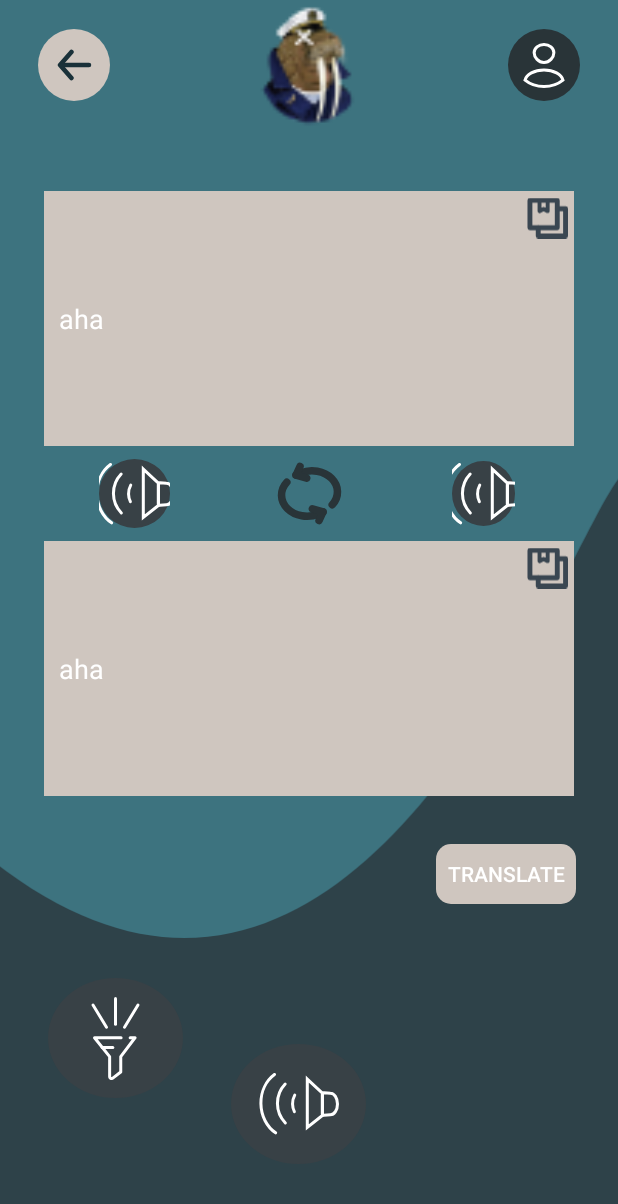
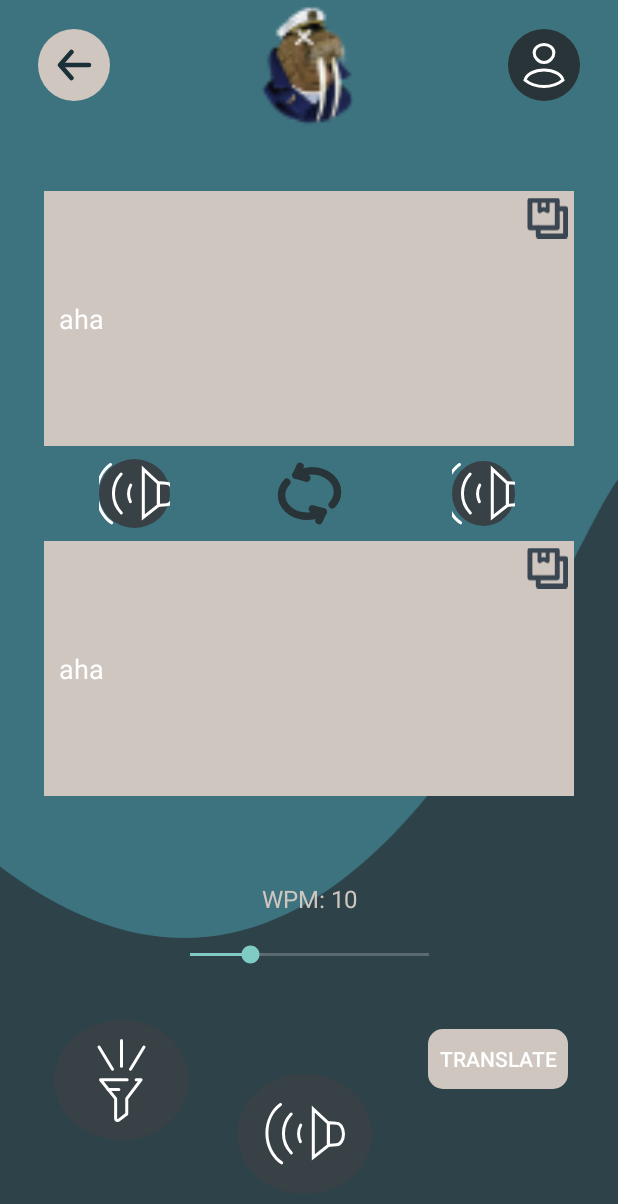
Before and after one commit to Blanccov/morslownik, an Android app built with Jetpack Compose: the TranslatorActivity screen opened directly, with no data from a screen before it, on a phone screen of 412 x 824 dp. Shown: the top 1204 px of the screen. Run offline under Robolectric (Android 15) with nearby library versions, the phone set to English and light mode, and no system bars; libraries missing offline, so code that uses them is left out: com.github.dhaval2404.imagepicker, com.google.mlkit.vision.

Commit message:
sidebar -added

```diff
--- a/app/src/main/java/com/example/morslownik/TranslatorActivity.kt
+++ b/app/src/main/java/com/example/morslownik/TranslatorActivity.kt
@@ -1,33 +1,29 @@
 package com.example.morslownik
 
 import FlashController
-import android.content.pm.PackageManager
 import android.os.Bundle
 import android.widget.Button
 import android.widget.EditText
 import android.widget.ImageButton
 import android.widget.TextView
 import androidx.activity.ComponentActivity
-import androidx.core.app.ActivityCompat
-import androidx.core.content.ContextCompat
 import kotlinx.coroutines.GlobalScope
 import kotlinx.coroutines.launch
-import android.Manifest
-import android.app.Application
-import android.content.ContentValues.TAG
-import android.media.MediaRecorder
-import android.os.Environment
-import android.util.Log
+import android.widget.SeekBar
 import android.widget.Toast
 import com.plcoding.audiorecorder.playback.AndroidAudioPlayer
 import com.plcoding.audiorecorder.record.AndroidAudioRecorder
 import java.io.File
-import java.io.IOException
 
 class TranslatorActivity : ComponentActivity() {
     private val morseCodeController = MorseCodeController()
 
     private val flashController = FlashController(this)
+
+    private lateinit var seekBar: SeekBar
+    private lateinit var wpmView: TextView
+
+    private var wpm = 10;
 
     private val recorder by lazy {
         AndroidAudioRecorder(applicationContext)
@@ -48,19 +44,20 @@ class TranslatorActivity : ComponentActivity() {
             findViewById<EditText>(R.id.prevText).setText(captureText)
         }
 
-        val previousText = findViewById<EditText>(R.id.prevText) // Zmiana na EditText, aby użytkownik mógł wprowadzać tekst
+        val previousText =
+            findViewById<EditText>(R.id.prevText) // Zmiana na EditText, aby użytkownik mógł wprowadzać tekst
         val afterText = findViewById<TextView>(R.id.afterText)
 
-        findViewById<Button>(R.id.translateButton).setOnClickListener{
+        findViewById<Button>(R.id.translateButton).setOnClickListener {
             val textToTranslate = previousText.text.toString() // Pobranie wprowadzonego tekstu
             val morseCode = morseCodeController.translateToMorse(textToTranslate)
             afterText.text = morseCode
         }
 
 
-
         //dzwiek do morse
-        val playButton: ImageButton = findViewById(R.id.soundButton) // Przykładowy przycisk w twojej aplikacji
+        val playButton: ImageButton =
+            findViewById(R.id.soundButton) // Przykładowy przycisk w twojej aplikacji
 
         playButton.setOnClickListener {
             val sentences = afterText.text.toString().split("/").toTypedArray()
@@ -70,7 +67,7 @@ class TranslatorActivity : ComponentActivity() {
 
             // Wywołanie funkcji playSound w tle
             GlobalScope.launch {
-                morseCodeController.playSound(sentences, 10)
+                morseCodeController.playSound(sentences, wpm)
 
                 runOnUiThread {
                     playButton.isEnabled =
@@ -79,12 +76,21 @@ class TranslatorActivity : ComponentActivity() {
             }
         }
 
+        val torchButton = findViewById<ImageButton>(R.id.torchButton)
+
         //latarka do morse
-        findViewById<ImageButton>(R.id.torchButton).setOnClickListener{
+        torchButton.setOnClickListener {
 
             val sentences = afterText.text.toString().split("/").toTypedArray()
 
-            flashController.playFlashSignal(sentences, 10)
+            torchButton.isEnabled = false
+
+                flashController.playFlashSignal(sentences, wpm)
+
+                runOnUiThread {
+                    torchButton.isEnabled =
+                        true // To jest tylko przykład, gdzie odblokowujesz przycisk
+                }
         }
 
         //mikorofon
@@ -110,5 +116,31 @@ class TranslatorActivity : ComponentActivity() {
             player.playFile(audioFile ?: return@Button)
 
         }
-    }
+
+        //wnp seekbar
+
+        seekBar = findViewById(R.id.seekBar)
+        wpmView = findViewById(R.id.wpmView)
+
+        seekBar.max = 24
+        seekBar.min = 4
+        seekBar.progress = 9
+
+        // Dodaj listener do seekbara
+        seekBar.setOnSeekBarChangeListener(object : SeekBar.OnSeekBarChangeListener {
+            override fun onProgressChanged(seekBar: SeekBar, progress: Int, fromUser: Boolean) {
+                val value = progress + 1
+                wpmView.text = "WPM: $value"
+                wpm = value;
+            }
+
+            override fun onStartTrackingTouch(seekBar: SeekBar) {
+                // Puste, jeśli nie potrzebujesz obsługi w momencie rozpoczęcia przesuwania
+            }
+
+            override fun onStopTrackingTouch(seekBar: SeekBar) {
+                // Puste, jeśli nie potrzebujesz obsługi w momencie zakończenia przesuwania
+            }
+    })
 }
+}
--- a/app/src/main/res/layout/translatorlayout.xml
+++ b/app/src/main/res/layout/translatorlayout.xml
@@ -19,20 +19,21 @@
         android:id="@+id/torchButton"
         android:layout_width="90dp"
         android:layout_height="80dp"
-        android:layout_marginStart="32dp"
-        android:layout_marginBottom="92dp"
+        android:layout_marginStart="36dp"
+        android:layout_marginBottom="48dp"
         android:background="@drawable/roundstyle"
         android:backgroundTint="#384146"
         android:src="@drawable/torch"
         app:layout_constraintBottom_toBottomOf="parent"
-        app:layout_constraintStart_toStartOf="parent" />
+        app:layout_constraintStart_toStartOf="parent"
+        app:layout_constraintTop_toBottomOf="@+id/seekBar" />
 
     <ImageButton
         android:id="@+id/soundButton"
         android:layout_width="90dp"
         android:layout_height="80dp"
         android:layout_marginStart="32dp"
-        android:layout_marginBottom="48dp"
+        android:layout_marginBottom="28dp"
         android:background="@drawable/roundstyle"
         android:backgroundTint="#384146"
         android:src="@drawable/volume"
@@ -163,12 +164,40 @@
         android:id="@+id/translateButton"
         android:layout_width="93dp"
         android:layout_height="40dp"
-        android:layout_marginTop="32dp"
-        android:layout_marginEnd="28dp"
+        android:layout_marginTop="72dp"
+        android:layout_marginEnd="24dp"
         android:background="@drawable/roundstyle2"
         android:backgroundTint="#CFC6BF"
         android:text="@string/transalte_btn"
+        app:layout_constraintBottom_toBottomOf="parent"
         app:layout_constraintEnd_toEndOf="parent"
-        app:layout_constraintTop_toBottomOf="@+id/afterText" />
+        app:layout_constraintHorizontal_bias="0.804"
+        app:layout_constraintStart_toEndOf="@+id/soundButton"
+        app:layout_constraintTop_toBottomOf="@+id/afterText"
+        app:layout_constraintVertical_bias="0.46" />
+
+    <SeekBar
+        android:id="@+id/seekBar"
+        android:layout_width="191dp"
+        android:layout_height="54dp"
+        android:layout_marginBottom="12dp"
+        app:layout_constraintBottom_toTopOf="@+id/soundButton"
+        app:layout_constraintEnd_toEndOf="parent"
+        app:layout_constraintStart_toStartOf="parent"
+        app:layout_constraintTop_toBottomOf="@+id/afterText"
+        app:layout_constraintVertical_bias="0.666" />
+
+    <TextView
+        android:id="@+id/wpmView"
+        android:layout_width="wrap_content"
+        android:layout_height="wrap_content"
+        android:text="WPM: 10"
+        android:textColor="#CFC6BF"
+        android:textSize="16sp"
+        app:layout_constraintBottom_toTopOf="@+id/seekBar"
+        app:layout_constraintEnd_toEndOf="parent"
+        app:layout_constraintStart_toStartOf="parent"
+        app:layout_constraintTop_toBottomOf="@+id/afterText"
+        app:layout_constraintVertical_bias="1.0" />
 
 </androidx.constraintlayout.widget.ConstraintLayout>
```
